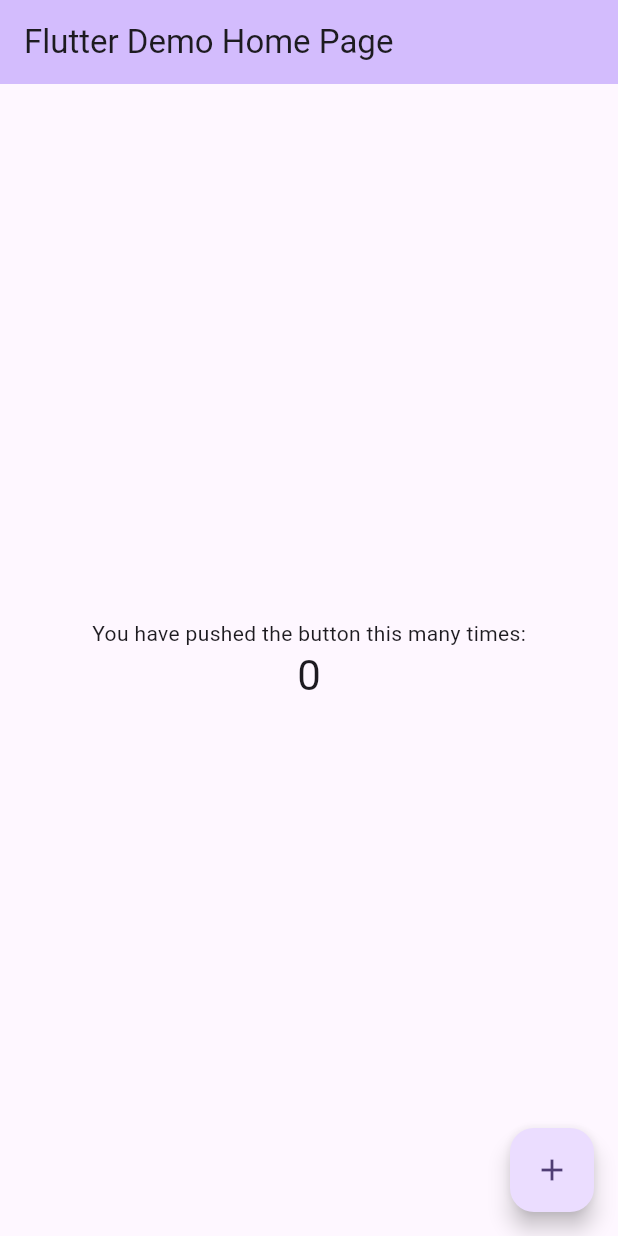
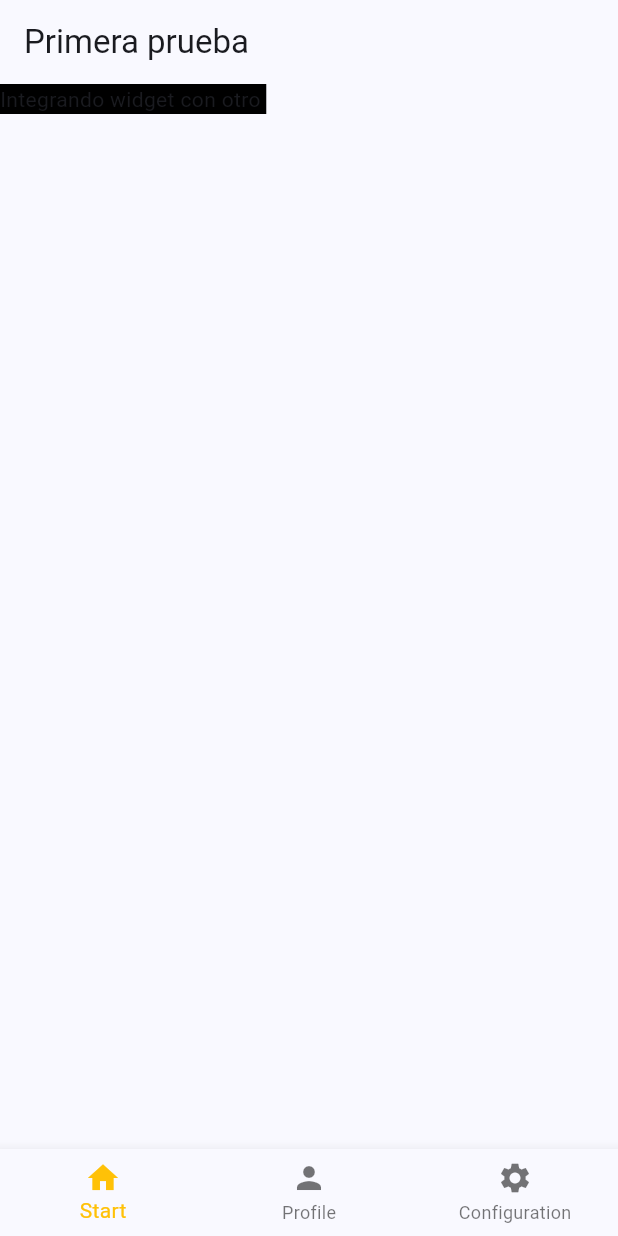
Before and after one commit to MatoxEdriel/MinePetApp, a Flutter app: the screen it shows after launch, on a phone screen of 412 x 824 dp. Run offline on Flutter 3.47's test engine with Material 3 defaults, Android fonts, the phone set to English and light mode, and no system bars.

Commit message:
Tipos de widget, concepto de estados de widget, scaffold

```diff
--- /dev/null
+++ b/lib/app.dart
@@ -0,0 +1,20 @@
+
+import 'package:flutter/material.dart';
+import 'package:minepet/src/widget/MyHomePage.dart';
+
+class MyApp extends StatelessWidget {
+  const MyApp({super.key});
+
+  @override
+  Widget build(BuildContext context) {
+    return MaterialApp(
+      title: 'Uso de widget ',
+      theme: ThemeData(
+        colorScheme: ColorScheme.fromSeed(seedColor: Colors.blueAccent),
+      ),
+
+      //Recuerda que home hace que sea el primer widget que se vea
+      home: const Myhomepage(),
+    );
+  }
+}
--- a/lib/main.dart
+++ b/lib/main.dart
@@ -1,122 +1,8 @@
 import 'package:flutter/material.dart';
+import 'package:minepet/app.dart';
+import 'package:minepet/src/widget/MyHomePage.dart';
+import 'package:minepet/src/widget/options.dart';
 
 void main() {
   runApp(const MyApp());
 }
-
-class MyApp extends StatelessWidget {
-  const MyApp({super.key});
-
-  // This widget is the root of your application.
-  @override
-  Widget build(BuildContext context) {
-    return MaterialApp(
-      title: 'Flutter Demo',
-      theme: ThemeData(
-        // This is the theme of your application.
-        //
-        // TRY THIS: Try running your application with "flutter run". You'll see
-        // the application has a purple toolbar. Then, without quitting the app,
-        // try changing the seedColor in the colorScheme below to Colors.green
-        // and then invoke "hot reload" (save your changes or press the "hot
-        // reload" button in a Flutter-supported IDE, or press "r" if you used
-        // the command line to start the app).
-        //
-        // Notice that the counter didn't reset back to zero; the application
-        // state is not lost during the reload. To reset the state, use hot
-        // restart instead.
-        //
-        // This works for code too, not just values: Most code changes can be
-        // tested with just a hot reload.
-        colorScheme: ColorScheme.fromSeed(seedColor: Colors.deepPurple),
-      ),
-      home: const MyHomePage(title: 'Flutter Demo Home Page'),
-    );
-  }
-}
-
-class MyHomePage extends StatefulWidget {
-  const MyHomePage({super.key, required this.title});
-
-  // This widget is the home page of your application. It is stateful, meaning
-  // that it has a State object (defined below) that contains fields that affect
-  // how it looks.
-
-  // This class is the configuration for the state. It holds the values (in this
-  // case the title) provided by the parent (in this case the App widget) and
-  // used by the build method of the State. Fields in a Widget subclass are
-  // always marked "final".
-
-  final String title;
-
-  @override
-  State<MyHomePage> createState() => _MyHomePageState();
-}
-
-class _MyHomePageState extends State<MyHomePage> {
-  int _counter = 0;
-
-  void _incrementCounter() {
-    setState(() {
-      // This call to setState tells the Flutter framework that something has
-      // changed in this State, which causes it to rerun the build method below
-      // so that the display can reflect the updated values. If we changed
-      // _counter without calling setState(), then the build method would not be
-      // called again, and so nothing would appear to happen.
-      _counter++;
-    });
-  }
-
-  @override
-  Widget build(BuildContext context) {
-    // This method is rerun every time setState is called, for instance as done
-    // by the _incrementCounter method above.
-    //
-    // The Flutter framework has been optimized to make rerunning build methods
-    // fast, so that you can just rebuild anything that needs updating rather
-    // than having to individually change instances of widgets.
-    return Scaffold(
-      appBar: AppBar(
-        // TRY THIS: Try changing the color here to a specific color (to
-        // Colors.amber, perhaps?) and trigger a hot reload to see the AppBar
-        // change color while the other colors stay the same.
-        backgroundColor: Theme.of(context).colorScheme.inversePrimary,
-        // Here we take the value from the MyHomePage object that was created by
-        // the App.build method, and use it to set our appbar title.
-        title: Text(widget.title),
-      ),
-      body: Center(
-        // Center is a layout widget. It takes a single child and positions it
-        // in the middle of the parent.
-        child: Column(
-          // Column is also a layout widget. It takes a list of children and
-          // arranges them vertically. By default, it sizes itself to fit its
-          // children horizontally, and tries to be as tall as its parent.
-          //
-          // Column has various properties to control how it sizes itself and
-          // how it positions its children. Here we use mainAxisAlignment to
-          // center the children vertically; the main axis here is the vertical
-          // axis because Columns are vertical (the cross axis would be
-          // horizontal).
-          //
-          // TRY THIS: Invoke "debug painting" (choose the "Toggle Debug Paint"
-          // action in the IDE, or press "p" in the console), to see the
-          // wireframe for each widget.
-          mainAxisAlignment: MainAxisAlignment.center,
-          children: <Widget>[
-            const Text('You have pushed the button this many times:'),
-            Text(
-              '$_counter',
-              style: Theme.of(context).textTheme.headlineMedium,
-            ),
-          ],
-        ),
-      ),
-      floatingActionButton: FloatingActionButton(
-        onPressed: _incrementCounter,
-        tooltip: 'Increment',
-        child: const Icon(Icons.add),
-      ), // This trailing comma makes auto-formatting nicer for build methods.
-    );
-  }
-}
--- /dev/null
+++ b/lib/src/widget/Calendars.dart
@@ -0,0 +1,10 @@
+import 'package:flutter/material.dart';
+
+class MyWidget extends StatelessWidget {
+  const MyWidget({super.key});
+
+  @override
+  Widget build(BuildContext context) {
+    return const Placeholder();
+  }
+}
--- /dev/null
+++ b/lib/src/widget/MyHomePage.dart
@@ -0,0 +1,64 @@
+import 'package:flutter/material.dart';
+import 'package:minepet/src/widget/options.dart';
+
+class Myhomepage extends StatefulWidget {
+  const Myhomepage({super.key});
+
+  @override
+  State<Myhomepage> createState() => _MyhomePageState();
+}
+
+class _MyhomePageState extends State<Myhomepage> {
+  int _selectedOption = 0;
+
+  static final  List<Widget> _pages = <Widget>[
+
+    buttonStateLess(text: "Integrando widget con otro ", color: Colors.black),
+
+
+    Center(child: Container(
+         margin: const EdgeInsets.all(10.0),
+    color: Colors.amber[600],
+    width: 48.0,
+    height: 48.0,
+
+
+    )),
+    Center(child: Text("Home", style: TextStyle(fontSize: 30))),
+    Center(child: Text("Configuration", style: TextStyle(fontSize: 30))),
+
+    Center(child: Text("yours pets", style: TextStyle(fontSize: 30)))
+
+  ];
+
+  void _onItemTapped(int currentOption) {
+    setState(() {
+      _selectedOption = currentOption;
+    });
+  }
+
+  @override
+  Widget build(BuildContext context) {
+    // TODO: implement build
+    //Aqui entonces yo USO SCAFFOLD que es un tipo de widget pero con estilos por default una estructura
+    //basica que proporciona
+
+    return Scaffold(
+      appBar: AppBar(title: const Text("Primera prueba ")),
+      body: _pages[_selectedOption],
+      bottomNavigationBar: BottomNavigationBar(
+        items: const <BottomNavigationBarItem>[
+          BottomNavigationBarItem(icon: Icon(Icons.home), label: 'Start'),
+          BottomNavigationBarItem(icon: Icon(Icons.person), label: 'Profile'),
+          BottomNavigationBarItem(
+            icon: Icon(Icons.settings),
+            label: 'Configuration',
+          ),
+        ],
+        currentIndex: _selectedOption,
+        selectedItemColor: Colors.amber,
+        onTap: _onItemTapped,
+      ),
+    );
+  }
+}
--- /dev/null
+++ b/lib/src/widget/options.dart
@@ -0,0 +1,27 @@
+import 'package:flutter/material.dart';
+
+class buttonStateLess extends StatelessWidget {
+  //Siempre iria un final recuerda que el final NO ES COMO UN CONSTANTE}]
+  //Si no el final es como recibe el primer valor y con ese se queda
+  //
+
+  final String text;
+
+  final Color color;
+
+  const buttonStateLess({
+    required this.text,
+    required this.color,
+    //Sirve para que flutter identifique el widget y no lo tenga que hacer desde 0, y no pierda su estado
+    super.key,
+  });
+
+  //al parecer ya viene con la clase statelesswideget
+  //y seria como el html  aqui con este lo dibujas
+  @override
+  Widget build(BuildContext context) {
+    // TODO: implement build
+
+    return Container(color: color, child: Text(text));
+  }
+}
```
